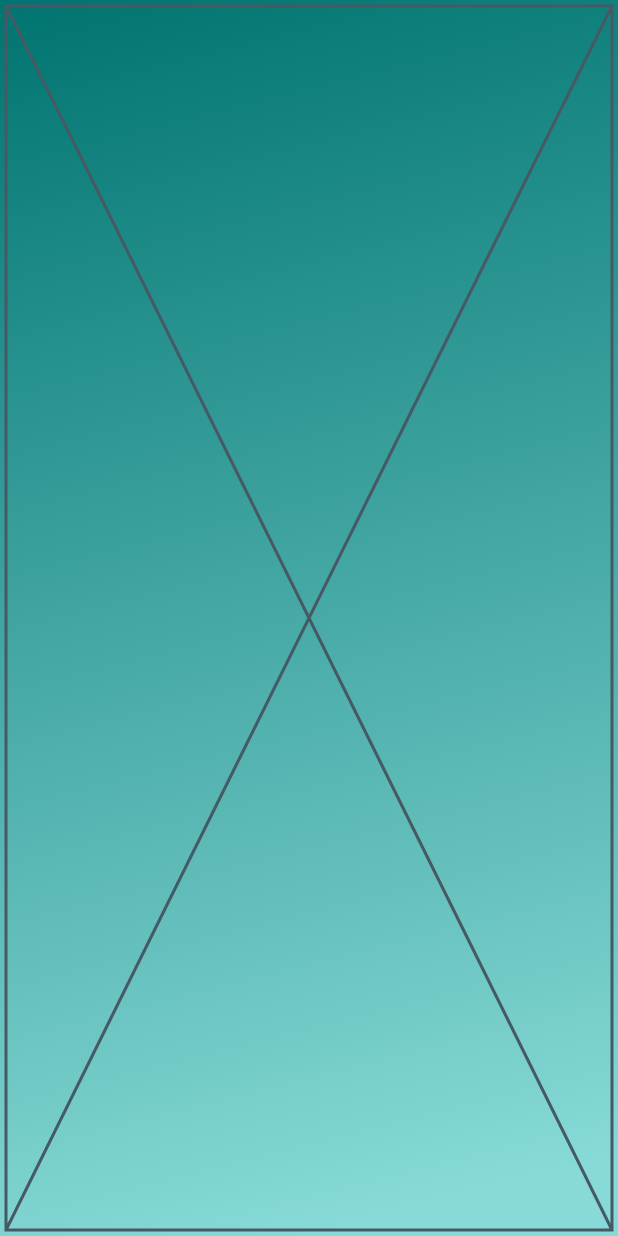
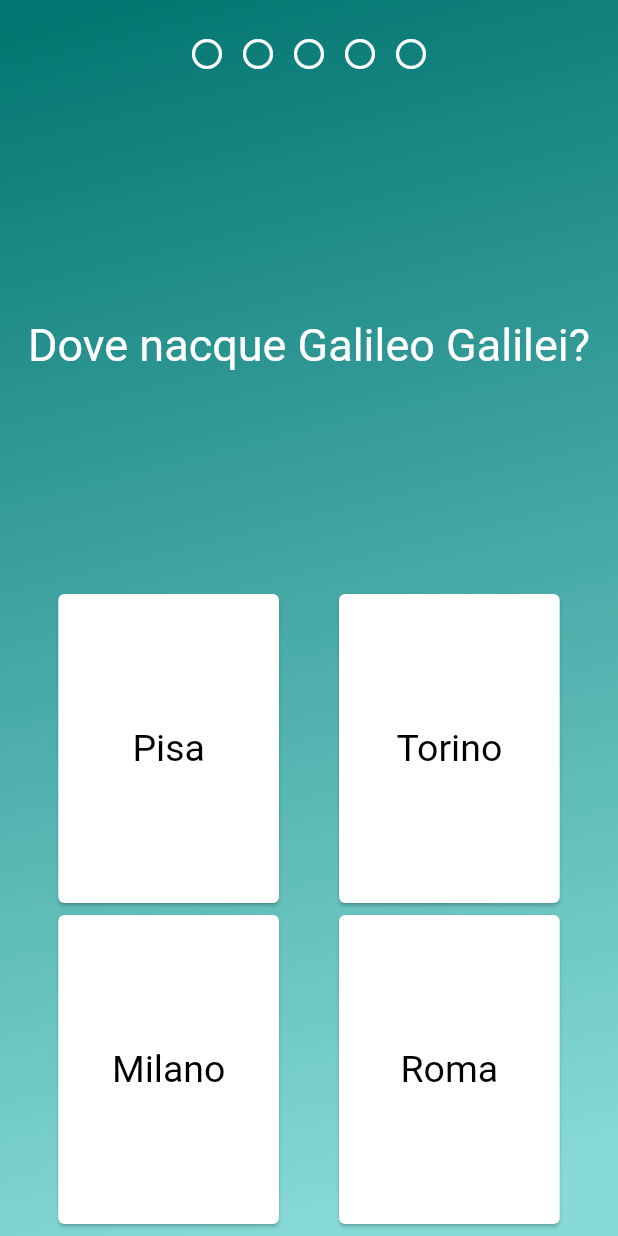
Before and after one commit to lo-bertolino/QuizApp, a Flutter app: the QuizPage screen opened directly, on a phone screen of 412 x 824 dp. Run offline on Flutter 3.47's test engine with Material 2 defaults, Android fonts, the phone set to English and light mode, and no system bars.

Commit message:
Versione di fine lezione

```diff
--- a/lib/questions.dart
+++ b/lib/questions.dart
@@ -6,11 +6,11 @@ class Answer {
 }
 
 class Question {
-  String string;
+  String content;
   List<Answer> answers = List(4);
 
   Question(
-    this.string,
+    this.content,
     this.answers,
   ) : assert(answers?.length == 4);
 }
--- a/lib/quiz_page.dart
+++ b/lib/quiz_page.dart
@@ -1,6 +1,10 @@
 import 'package:flutter/material.dart';
 
+import 'final_page.dart';
 import 'questions.dart';
+import 'quiz_page_widgets/completion_dots.dart';
+import 'quiz_page_widgets/custom_card.dart';
+import 'quiz_page_widgets/question_text.dart';
 
 class QuizPage extends StatefulWidget {
   @override
@@ -30,10 +34,25 @@ class QuizPageState extends State<QuizPage> {
             ],
           ),
         ),
-        // TODO Inserire testo della domanda
-        // TODO Inserire barra di completamento
-        // TODO Inserire bottoni delle risposte
-        child: Placeholder(),
+        child: Column(
+          mainAxisAlignment: MainAxisAlignment.spaceBetween,
+          children: <Widget>[
+            CompletionDots(
+              target: target,
+              counter: score,
+            ),
+            QuestionText(question: question.content),
+            Wrap(
+              children: List.generate(
+                question.answers.length,
+                (i) => CustomCard(
+                      answer: question.answers[i],
+                      checkCorrect: _checkCorrect,
+                    ),
+              ),
+            ),
+          ],
+        ),
       ),
     );
   }
@@ -61,6 +80,11 @@ class QuizPageState extends State<QuizPage> {
       assert(counter <= target);
       if (counter == target) {
         // TODO navigare alla pagina finale
+        Navigator.of(context).push(
+          MaterialPageRoute(
+            builder: (context) => FinalPage(),
+          ),
+        );
         print('END');
       } else if (counter < target) {
         Future.delayed(
--- a/lib/quiz_page_widgets/completion_dots.dart
+++ b/lib/quiz_page_widgets/completion_dots.dart
@@ -14,7 +14,9 @@ class CompletionDots extends StatelessWidget {
 
   @override
   Widget build(BuildContext context) {
-    return Row(
+    return Padding(
+      padding: const EdgeInsets.all(20.0),
+      child: Row(
         mainAxisAlignment: MainAxisAlignment.center,
         children: List.generate(
           target,
@@ -25,7 +27,9 @@ class CompletionDots extends StatelessWidget {
                       : Icons.radio_button_unchecked,
                   color: Colors.white,
                 ),
-              padding: EdgeInsets.symmetric(horizontal: 5),
+                padding:
+                    EdgeInsets.symmetric(horizontal: 5),
+              ),
         ),
       ),
     );
--- a/lib/quiz_page_widgets/custom_card.dart
+++ b/lib/quiz_page_widgets/custom_card.dart
@@ -38,7 +38,7 @@ class CustomCardState extends State<CustomCard> {
             ),
           ),
           height: MediaQuery.of(context).size.height / 4,
-          width: MediaQuery.of(context).size.width / 2.6,
+          width: MediaQuery.of(context).size.width / 2.8,
         ),
       ),
     );
--- a/lib/quiz_page_widgets/question_text.dart
+++ b/lib/quiz_page_widgets/question_text.dart
@@ -5,8 +5,9 @@ class QuestionText extends StatelessWidget {
 
   const QuestionText({
     Key key,
-    this.question,
-  }) : super(key: key);
+    @required this.question,
+  })  : assert(question != null),
+        super(key: key);
 
   @override
   Widget build(BuildContext context) {
```
Also changed, not shown: lib/final_page.dart (+8 -0 lines), lib/main.dart (+5 -5 lines). Lines whose indentation alone changed are shown as unchanged.
